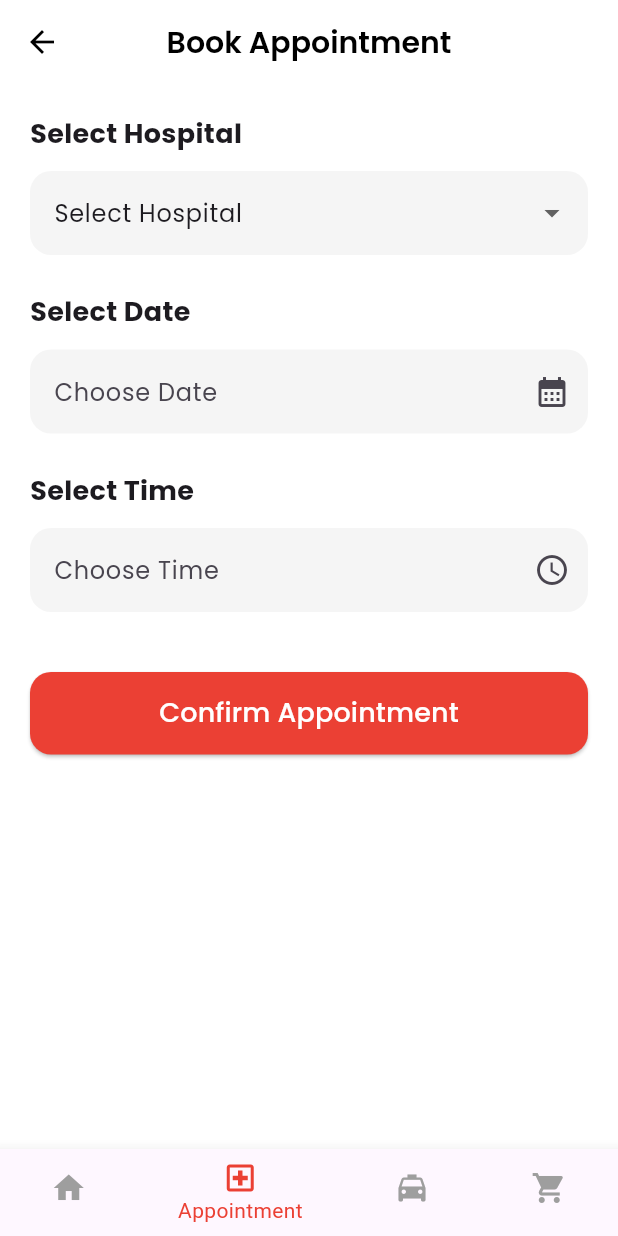
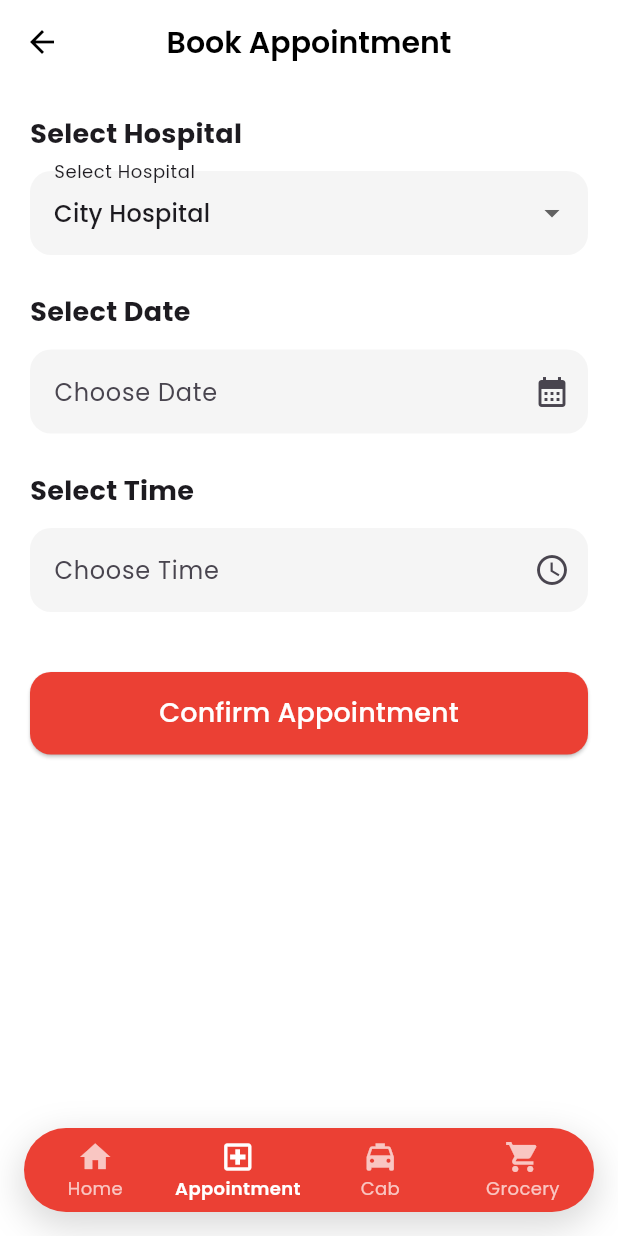
Before and after one commit to habeebvk/Parentcare-app, a Flutter app: the NavScreen screen opened by its route, item 2 of the bottom bar chosen, on a phone screen of 412 x 824 dp. Run offline on Flutter 3.47's test engine with Material 3 defaults, Android fonts, the phone set to English and light mode, and no system bars; our stand-ins replace cloud_firestore, firebase_auth, firebase_core, get, google_fonts; accounts and stored records are empty.

Commit message:
second commit

```diff
--- a/lib/controllers/appointment_controller.dart
+++ b/lib/controllers/appointment_controller.dart
@@ -1,45 +1,106 @@
+import 'package:cloud_firestore/cloud_firestore.dart';
 import 'package:get/get.dart';
-import 'package:parent_care/model/hospital_model.dart';
+
+// Hospital model
+class Hospital {
+  final String id;
+  final String name;
+  final String? address;
+
+  Hospital({
+    required this.id,
+    required this.name,
+    this.address,
+  });
+}
 
 class AppointmentController extends GetxController {
-  var hospitals = <Hospital>[].obs;
-  var selectedHospital = Rx<Hospital?>(null);
-  var selectedDate = ''.obs;
-  var selectedTime = ''.obs;
+  // Observables
+  RxList<Hospital> hospitals = <Hospital>[].obs;
+  Rx<Hospital?> selectedHospital = Rx<Hospital?>(null);
 
-  var tokenNumber = ''.obs;
+  RxString selectedDate = "".obs;
+  RxString selectedTime = "".obs;
+  RxString tokenNumber = "".obs;
 
   @override
   void onInit() {
     super.onInit();
-
-    // Dummy hospital list
-    hospitals.value = [
-      Hospital(id: 1, name: "City Hospital", address: "Main Road, Town"),
-      Hospital(id: 2, name: "Lotus Medical Center", address: "Lake View, City"),
-      Hospital(id: 3, name: "Sunrise Hospital", address: "Highway Junction"),
-    ];
+    loadHospitals();
   }
 
+  /// Load hospitals from Firebase, fallback to dummy data if Firestore empty
+  void loadHospitals() async {
+    try {
+      final snapshot =
+          await FirebaseFirestore.instance.collection("hospitals").get();
+
+      if (snapshot.docs.isNotEmpty) {
+        hospitals.value = snapshot.docs.map((e) {
+          return Hospital(
+            id: e.id,
+            name: e['name'],
+            address: e['address'] ?? "",
+          );
+        }).toList();
+
+        selectedHospital.value = hospitals.first;
+      } else {
+        // FALLBACK: Dummy hospitals
+        hospitals.value = [
+          Hospital(id: "1", name: "City Hospital", address: "Main Road"),
+          Hospital(id: "2", name: "Lotus Medical Center", address: "Lake View"),
+          Hospital(id: "3", name: "Sunrise Hospital", address: "Highway"),
+        ];
+        selectedHospital.value = hospitals.first;
+      }
+    } catch (e) {
+      // If Firebase fails, load dummy hospitals
+      hospitals.value = [
+        Hospital(id: "1", name: "City Hospital", address: "Main Road"),
+        Hospital(id: "2", name: "Lotus Medical Center", address: "Lake View"),
+        Hospital(id: "3", name: "Sunrise Hospital", address: "Highway"),
+      ];
+      selectedHospital.value = hospitals.first;
+    }
+  }
+
+  /// Select a hospital
   void selectHospital(Hospital hospital) {
     selectedHospital.value = hospital;
   }
 
-  void bookAppointment() {
+  /// Save appointment to Firestore + show dialog
+  Future<void> bookAppointment() async {
     if (selectedHospital.value == null ||
-        selectedDate.isEmpty ||
-        selectedTime.isEmpty) {
+        selectedDate.value.isEmpty ||
+        selectedTime.value.isEmpty) {
       Get.snackbar("Error", "Please fill all details");
       return;
     }
 
-    // Generate token (dummy logic)
-    tokenNumber.value = "TOK-${DateTime.now().millisecondsSinceEpoch % 1000}";
+    // Generate token number
+    tokenNumber.value =
+        "TOK-${DateTime.now().millisecondsSinceEpoch % 1000}";
 
-    Get.defaultDialog(
-      title: "Appointment Confirmed",
-      middleText:
-          "Hospital: ${selectedHospital.value!.name}\nDate: ${selectedDate}\nTime: ${selectedTime}\n\nYour Token: ${tokenNumber.value}",
-    );
+    try {
+      await FirebaseFirestore.instance.collection("appointments").add({
+        "hospitalId": selectedHospital.value!.id,
+        "hospitalName": selectedHospital.value!.name,
+        "date": selectedDate.value,
+        "time": selectedTime.value,
+        "token": tokenNumber.value,
+        "createdAt": Timestamp.now(),
+      });
+
+      // Show confirmation dialog
+      Get.defaultDialog(
+        title: "Appointment Confirmed",
+        middleText:
+            "Hospital: ${selectedHospital.value!.name}\nDate: ${selectedDate.value}\nTime: ${selectedTime.value}\n\nYour Token: ${tokenNumber.value}",
+      );
+    } catch (e) {
+      Get.snackbar("Error", e.toString());
+    }
   }
 }
--- a/lib/screens/appointment_screen.dart
+++ b/lib/screens/appointment_screen.dart
@@ -1,8 +1,9 @@
 import 'package:flutter/material.dart';
 import 'package:get/get.dart';
 import 'package:google_fonts/google_fonts.dart';
+import 'package:parent_care/controllers/appointment_controller.dart';
 import 'package:parent_care/screens/widgets/hospital_card.dart';
-import '../controllers/appointment_controller.dart';
+
 
 class AppointmentScreen extends StatelessWidget {
   const AppointmentScreen({super.key});
--- a/lib/screens/home_screen.dart
+++ b/lib/screens/home_screen.dart
@@ -28,22 +28,66 @@ class _NavScreenState extends State<NavScreen> {
 
   @override
   Widget build(BuildContext context) {
+    final theme = Theme.of(context);
+
     return Scaffold(
+      extendBody: true, // needed for floating effect
       body: _pages[_selectedIndex],
 
-      bottomNavigationBar: BottomNavigationBar(
+      bottomNavigationBar: Padding(
+        padding: const EdgeInsets.fromLTRB(16, 16, 16, 16),
+        child: Container(
+          decoration: BoxDecoration(
+            color: const Color(0xffeb4034),
+            borderRadius: BorderRadius.circular(30),
+            boxShadow: [
+              BoxShadow(
+                color: Colors.black.withOpacity(0.15),
+                blurRadius: 20,
+                spreadRadius: 2,
+                offset: const Offset(0, 8),
+              ),
+            ],
+          ),
+          child: ClipRRect(
+            borderRadius: BorderRadius.circular(30),
+            child: BottomNavigationBar(
+              type: BottomNavigationBarType.fixed,
+              backgroundColor: Colors.transparent,
+              elevation: 0,
+
               currentIndex: _selectedIndex,
               onTap: onNavTap,
-        selectedItemColor: const Color(0xffeb4034),
-        unselectedItemColor: Colors.grey,
+
+              selectedItemColor: Colors.white,
+              unselectedItemColor: Colors.white70,
+
+              selectedLabelStyle:
+                  GoogleFonts.poppins(fontWeight: FontWeight.w600, fontSize: 12),
+              unselectedLabelStyle:
+                  GoogleFonts.poppins(fontWeight: FontWeight.w400, fontSize: 12),
+
               items: const [
-          BottomNavigationBarItem(icon: Icon(Icons.home), label: "Home"),
                 BottomNavigationBarItem(
-              icon: Icon(Icons.local_hospital_outlined), label: "Appointment"),
-          BottomNavigationBarItem(icon: Icon(Icons.local_taxi), label: "Cab"),
+                  icon: Icon(Icons.home),
+                  label: "Home",
+                ),
                 BottomNavigationBarItem(
-              icon: Icon(Icons.local_grocery_store), label: "Grocery"),
+                  icon: Icon(Icons.local_hospital_outlined),
+                  label: "Appointment",
+                ),
+                BottomNavigationBarItem(
+                  icon: Icon(Icons.local_taxi),
+                  label: "Cab",
+                ),
+                BottomNavigationBarItem(
+                  icon: Icon(Icons.local_grocery_store),
+                  label: "Grocery",
+                ),
               ],
+            ),
+          ),
+        ),
       ),
     );
   }
--- a/pubspec.yaml
+++ b/pubspec.yaml
@@ -37,6 +37,9 @@ dependencies:
   get: ^4.7.2
   google_fonts: ^6.3.2
   flutter_launcher_icons: ^0.14.4
+  firebase_core: ^4.2.1
+  firebase_auth: ^6.1.2
+  cloud_firestore: ^6.1.0
 
 dev_dependencies:
   flutter_test:
```
Also changed, not shown: lib/auth/auth_services.dart (added, +33 -0 lines), lib/controllers/cab_controller.dart (+38 -14 lines), lib/controllers/grocery_controller.dart (+64 -16 lines), lib/controllers/signin_controller.dart (added, +40 -0 lines), lib/controllers/signup_controller.dart (added, +37 -0 lines), lib/main.dart (+6 -2 lines), lib/screens/authentication/login.dart (+63 -24 lines), lib/screens/authentication/register.dart (+67 -22 lines), firebase.json (added), lib/firebase_options.dart (added), pubspec.lock, 6 other files. Lines whose indentation alone changed are shown as unchanged.
